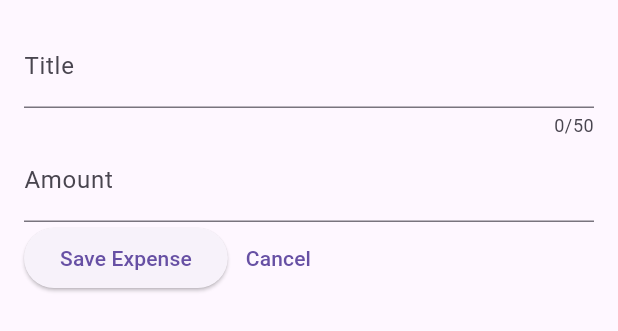
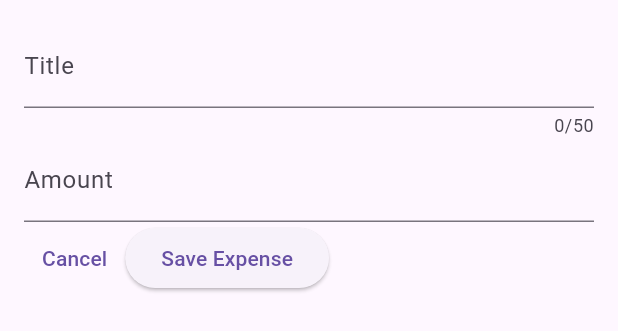
Before and after one commit to m0rb1u5/expense-tracker-app, a Flutter app: the NewExpense widget shown alone on an empty page, opened directly, after a tap on "Save Expense", on a phone screen of 412 x 824 dp. Shown: the top 331 px of the screen. Run offline on Flutter 3.47's test engine with Material 3 defaults, Android fonts, the phone set to English and light mode, and no system bars.

Commit message:
111. Exercise Solution

```diff
--- a/lib/widgets/new_expense.dart
+++ b/lib/widgets/new_expense.dart
@@ -35,18 +35,23 @@ class _NewExpenseState extends State<NewExpense> {
             controller: _amountController,
             decoration: const InputDecoration(
               label: Text('Amount'),
+              prefixText: '\$ ',
             ),
             keyboardType: TextInputType.number,
           ),
           Row(
             children: [
+              TextButton(
+                onPressed: () {},
+                child: const Text('Cancel'),
+              ),
               ElevatedButton(
                 onPressed: () {
                   print(_titleController.text);
+                  print(_amountController.text);
                 },
                 child: const Text('Save Expense'),
               ),
-              TextButton(onPressed: () {}, child: const Text('Cancel'),),
             ],
           )
         ],
```
